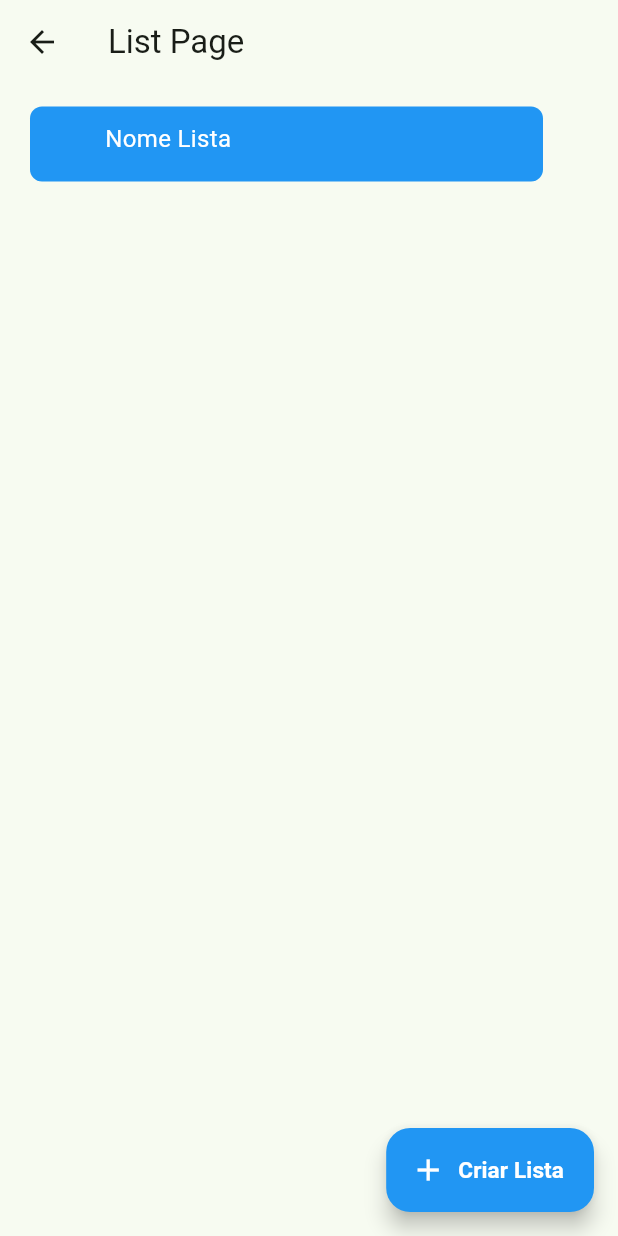
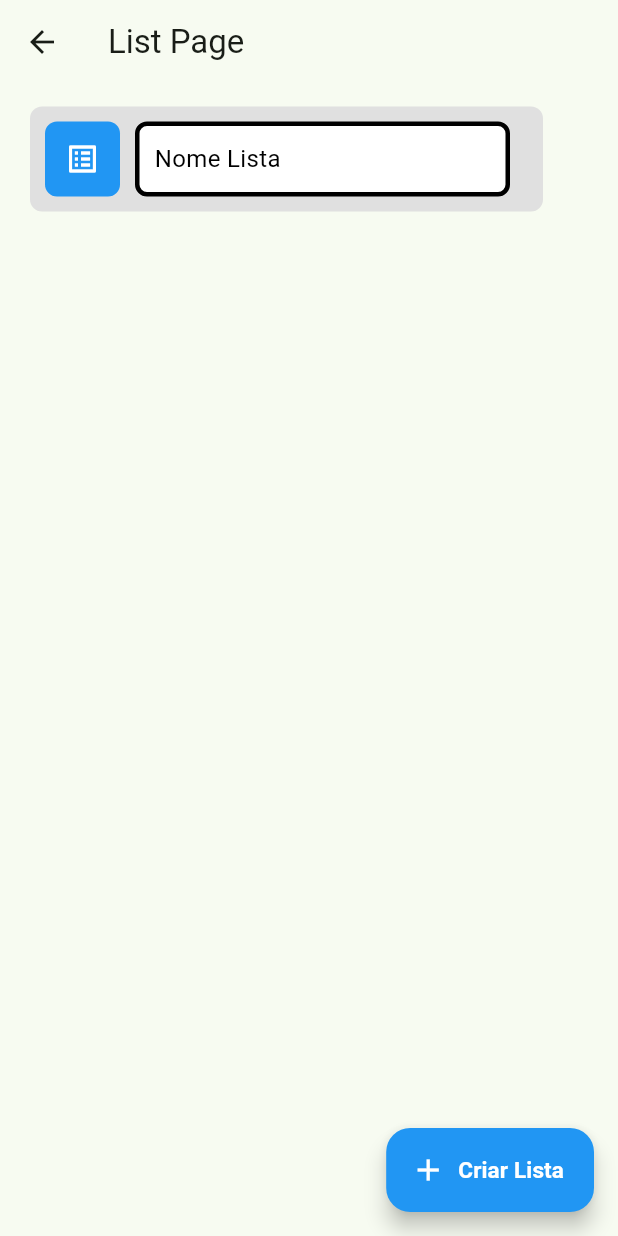
Before and after one commit to GabrielAdelino/Lista_compras, a Flutter app: the ListPage screen opened directly, on a phone screen of 412 x 824 dp. Run offline on Flutter 3.47's test engine with Material 3 defaults, Android fonts, the phone set to English and light mode, and no system bars.

Commit message:
Button list creation

```diff
--- a/lib/pages/list_page.dart
+++ b/lib/pages/list_page.dart
@@ -11,22 +11,50 @@ class ListPage extends StatelessWidget {
         alignment: Alignment.topLeft,
         padding: EdgeInsets.only(left: 20, top: 15, right: 50, bottom: 15),
         child: Container(
-          height: 50,
-          width: 350,
           decoration: BoxDecoration(
+            color: Colors.grey.shade300,
+            borderRadius: BorderRadius.circular(8),
+          ),
+          padding: EdgeInsets.all(10),
+        child: Row(
+        children: [
+              Container(
+        height: 50,
+        width: 50, // Define a largura do container do ícone
+        decoration: BoxDecoration(
           color: Colors.blue,
           borderRadius: BorderRadius.circular(8),
+        ),
+        child: Icon(
+          Icons.list_alt,
+          color: Colors.white,
+        ),
+      ),
+          SizedBox(width: 10),
+          Container(
+              height: 50,
+              width: 250,
+              decoration: BoxDecoration(
+              color: Colors.white,
+              borderRadius: BorderRadius.circular(8),
+              border: Border.all(
+                color: Colors.black,
+                width: 3,
+              )
           ),
          child: Padding(
-              padding: EdgeInsets.fromLTRB(50, 10, 10, 10),
+              padding: EdgeInsets.fromLTRB(10, 10, 10, 10),
               child: Text('Nome Lista',
             style: TextStyle(
-              color: Colors.white,
+              color: Colors.black,
               fontSize: 16,
               fontFamily: 'Roboto',
             ),
             ),
          ),
+        ),
+        ],
+      ),
         ),
       ),
       floatingActionButton: FloatingActionButton.extended(
```
